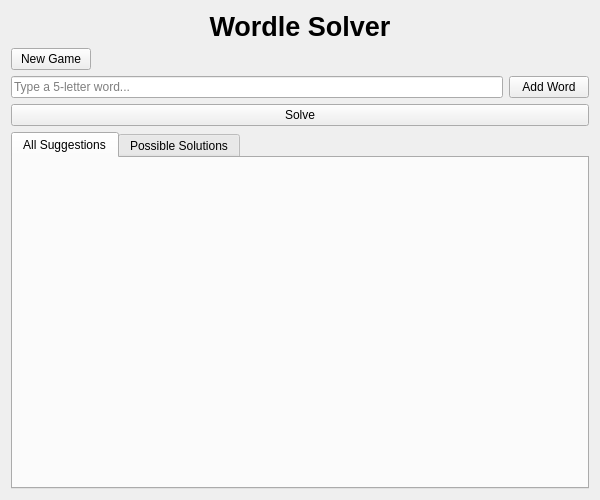
Above: src/gui/WordleWidget.ui from satsinush/word-games before the change. Below: the same form after it.
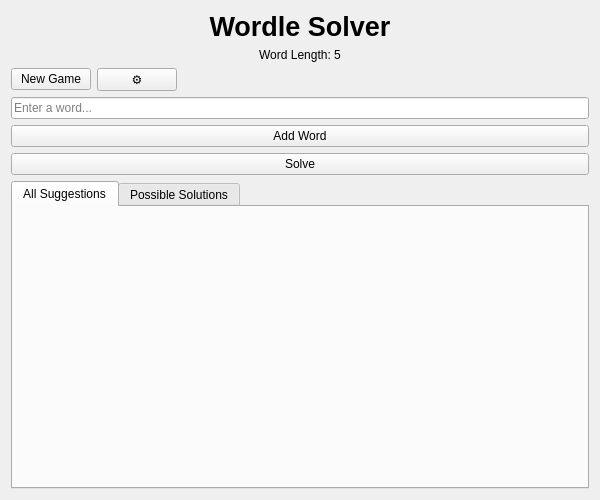
That is the form after the change.

Commit message: Refactor Wordle game to support variable-length words and update UI for configuration options, updated GUI to be more consistent

Diff of the .ui file:
```diff
--- a/src/gui/WordleWidget.ui
+++ b/src/gui/WordleWidget.ui
@@ -31,6 +31,16 @@
      </property>
     </widget>
    </item>
+   <item>
+    <widget class="QLabel" name="configInfoLabel">
+     <property name="text">
+      <string>Word Length: 5</string>
+     </property>
+     <property name="alignment">
+      <set>Qt::AlignCenter</set>
+     </property>
+    </widget>
+   </item>
    <item>
     <layout class="QHBoxLayout" name="topControlLayout">
      <item>
@@ -40,6 +50,13 @@
        </property>
       </widget>
      </item>
+     <item>
+      <widget class="QPushButton" name="settingsBtn">
+       <property name="text">
+        <string>⚙</string>
+       </property>
+      </widget>
+     </item>
      <item>
       <spacer name="topHorizontalSpacer">
        <property name="orientation">
@@ -56,11 +73,9 @@
     </layout>
    </item>
    <item>
-    <layout class="QHBoxLayout" name="inputLayout">
-     <item>
       <widget class="QLineEdit" name="inputField">
        <property name="placeholderText">
-        <string>Type a 5-letter word...</string>
+      <string>Enter a word...</string>
        </property>
        <property name="maxLength">
         <number>5</number>
@@ -74,8 +89,6 @@
        </property>
       </widget>
      </item>
-    </layout>
-   </item>
    <item>
     <widget class="QPushButton" name="hintBtn">
      <property name="text">
```
Left out of the diff: 2 changed lines with no effect on the pictures. Lines whose indentation alone changed are shown as unchanged. The commit also changes 11 other files.
